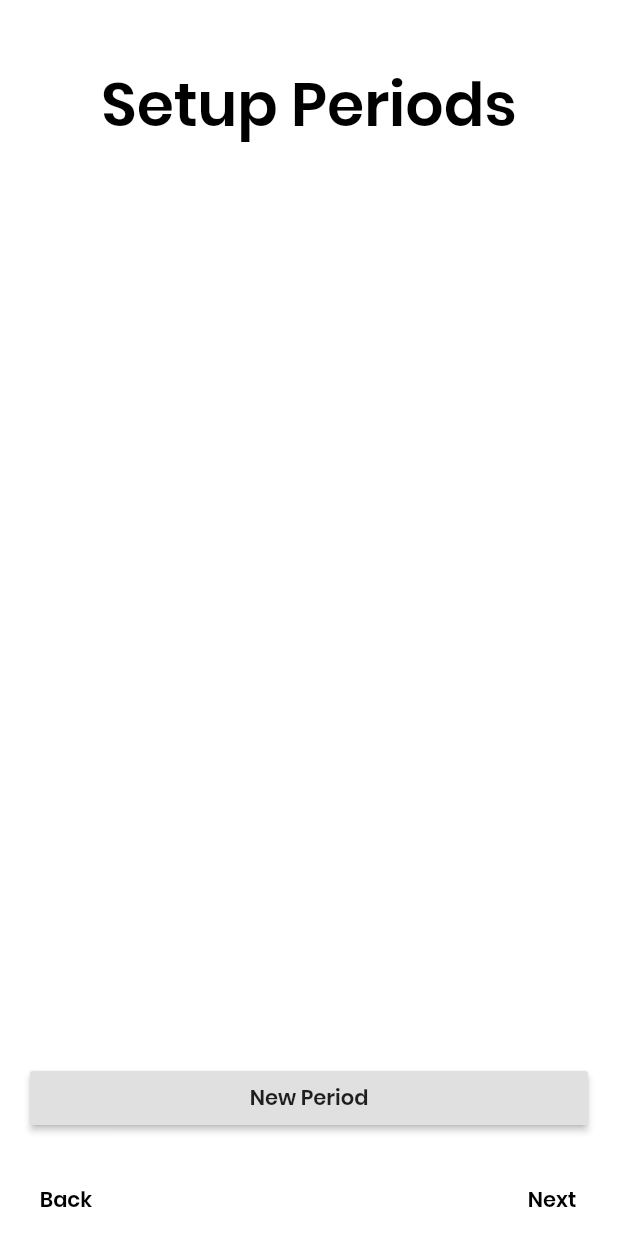
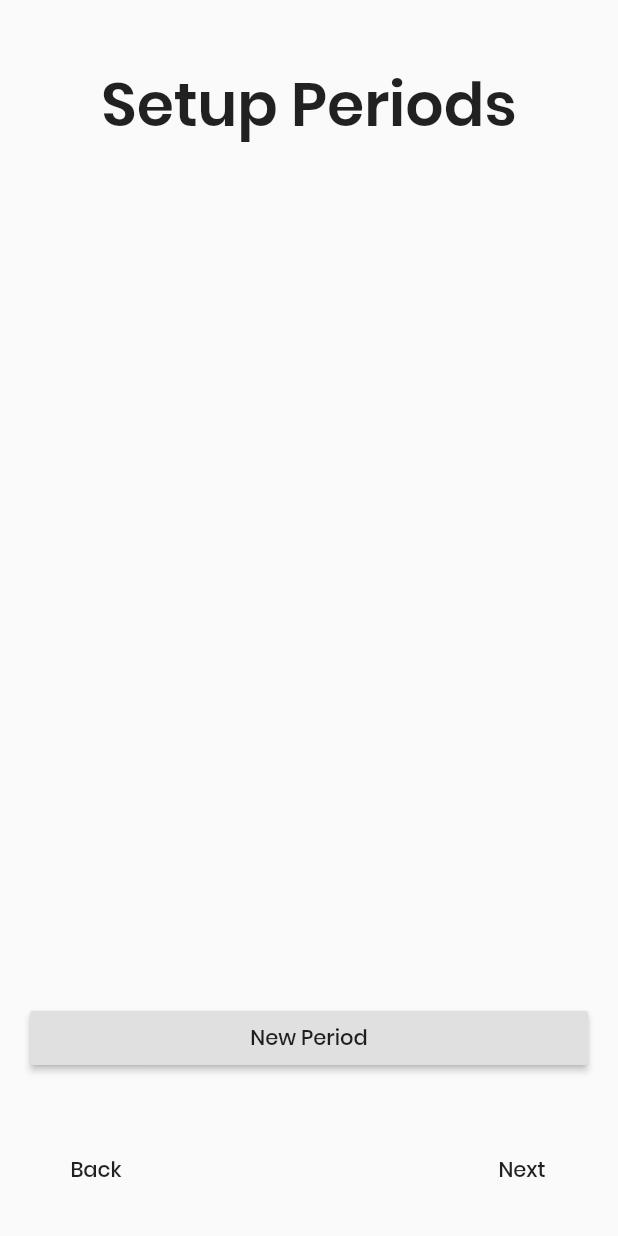
Before and after one commit to Joshlucpoll/tabletime, a Flutter app: the Setup screen opened directly, after a tap on "Next", on a phone screen of 412 x 824 dp. Run offline on Flutter 3.47's test engine with Material 2 defaults, Android fonts, the phone set to English and light mode, and no system bars; our stand-ins replace cloud_firestore, firebase_auth, firebase_core, flutter_speed_dial; accounts and stored records are empty; network calls fail.

Commit message:
Updated and simplified theme with brightness param + other minor visual tweaks

```diff
--- a/lib/main.dart
+++ b/lib/main.dart
@@ -37,7 +37,6 @@ class App extends StatelessWidget {
           // Check for errors
           if (snapshot.hasError) {
             return Scaffold(
-              backgroundColor: Theme.of(context).primaryColor,
               body: Center(child: Text("Error")),
             );
           }
@@ -49,7 +48,6 @@ class App extends StatelessWidget {
 
           // Otherwise, show something whilst waiting for initialization to complete
           return Scaffold(
-            backgroundColor: Theme.of(context).primaryColor,
             body: Center(child: Text("Loading...")),
           );
         },
--- a/lib/screens/loading.dart
+++ b/lib/screens/loading.dart
@@ -17,8 +17,7 @@ class Loading extends StatelessWidget {
                 ),
                 Text(
                   "Loading",
-                  style: TextStyle(
-                      color: Theme.of(context).accentColor, fontSize: 20),
+                  style: TextStyle(fontSize: 20),
                 )
               ])),
     );
--- a/lib/screens/setup.dart
+++ b/lib/screens/setup.dart
@@ -98,16 +98,19 @@ class _SetupState extends State<Setup> {
         children: <Widget>[
           Visibility(
               visible: pageIndex != 0,
+              child: Container(
+                  margin: EdgeInsets.all(20.0),
+                  child: FlatButton(
+                    onPressed: () => _changePage(next: false),
+                    child: Text("Back"),
+                  ))),
+          Container(
+              margin: EdgeInsets.all(20.0),
               child: FlatButton(
-                onPressed: () => _changePage(next: false),
-                child: Text("Back",
-                    style: TextStyle(color: Theme.of(context).accentColor)),
-              )),
-          FlatButton(
-            onPressed: () => _changePage(next: true),
-            child: Text("Next",
-                style: TextStyle(color: Theme.of(context).accentColor)),
-          )
+                // shape: ShapeBorder.,
+                onPressed: () => _changePage(next: true),
+                child: Text("Next"),
+              ))
         ],
       )
     ]));
--- a/lib/services/auth.dart
+++ b/lib/services/auth.dart
@@ -15,7 +15,6 @@ class Auth {
         email: email.trim(),
         password: password.trim(),
       );
-
       return "Success";
     } on FirebaseAuthException catch (e) {
       return e.message;
--- a/lib/theme.dart
+++ b/lib/theme.dart
@@ -6,50 +6,15 @@ class AppTheme {
   AppTheme({this.context});
 
   ThemeData get lightTheme => ThemeData(
-      primaryColor: Colors.white,
-      scaffoldBackgroundColor: Colors.white,
-      accentColor: Colors.black,
-      inputDecorationTheme: InputDecorationTheme(
-          labelStyle: TextStyle(color: Colors.black),
-          focusedBorder:
-              OutlineInputBorder(borderSide: BorderSide(color: Colors.black)),
-          border:
-              OutlineInputBorder(borderSide: BorderSide(color: Colors.grey))),
-      cardTheme: CardTheme(
-        color: Colors.grey[200],
-        shadowColor: Colors.black,
-      ),
-      dialogTheme: DialogTheme().copyWith(
-          contentTextStyle: TextStyle(color: Colors.black),
-          titleTextStyle: TextStyle(color: Colors.black)),
-      textTheme: Theme.of(context).textTheme.apply(
-          fontFamily: "Poppins",
-          bodyColor: Colors.black,
-          displayColor: Colors.black));
-
+        brightness: Brightness.light,
+        fontFamily: "Poppins",
+        primaryColor: Colors.grey[300],
+        accentColor: Colors.red,
+        visualDensity: VisualDensity.adaptivePlatformDensity,
+      );
   ThemeData get darkTheme => ThemeData(
-      primaryColor: Colors.grey[900],
-      scaffoldBackgroundColor: Colors.grey[900],
-      buttonTheme: ButtonThemeData(buttonColor: Colors.white),
-      accentColor: Colors.grey,
-      iconTheme: IconThemeData(color: Colors.grey),
-      inputDecorationTheme: InputDecorationTheme(
-          labelStyle: TextStyle(color: Colors.white),
-          focusedBorder:
-              OutlineInputBorder(borderSide: BorderSide(color: Colors.white)),
-          enabledBorder:
-              OutlineInputBorder(borderSide: BorderSide(color: Colors.grey)),
-          border:
-              OutlineInputBorder(borderSide: BorderSide(color: Colors.grey))),
-      cardTheme: CardTheme(
-        color: Colors.grey[850],
-        shadowColor: Colors.black,
-      ),
-      dialogTheme: DialogTheme().copyWith(
-          contentTextStyle: TextStyle(color: Colors.white),
-          titleTextStyle: TextStyle(color: Colors.white)),
-      textTheme: Theme.of(context).textTheme.apply(
-          fontFamily: "Poppins",
-          bodyColor: Colors.white,
-          displayColor: Colors.white));
+        brightness: Brightness.dark,
+        fontFamily: "Poppins",
+        visualDensity: VisualDensity.adaptivePlatformDensity,
+      );
 }
--- a/lib/widgets/newTimetable.dart
+++ b/lib/widgets/newTimetable.dart
@@ -35,7 +35,8 @@ class _NewTimetableState extends State<NewTimetable> {
         child: SafeArea(
             child: Column(children: <Widget>[
           Container(
-              padding: EdgeInsets.only(top: 40.0, bottom: 40.0),
+              padding: EdgeInsets.only(
+                  top: 40.0, bottom: 40.0, left: 20.0, right: 20.0),
               child: Text("Create a Timetable",
                   textAlign: TextAlign.center,
                   overflow: TextOverflow.visible,
@@ -46,9 +47,18 @@ class _NewTimetableState extends State<NewTimetable> {
             padding: EdgeInsets.all(20.0),
             child: Column(
               mainAxisAlignment: MainAxisAlignment.center,
+              crossAxisAlignment: CrossAxisAlignment.start,
               children: <Widget>[
-                Text("Name your Timetable", textAlign: TextAlign.left),
-                TextField(
+                Text(
+                  "Name your Timetable",
+                  style: TextStyle(
+                    fontWeight: FontWeight.w300,
+                  ),
+                ),
+                SizedBox(height: 20.0),
+                Container(
+                    constraints: BoxConstraints(maxWidth: 500),
+                    child: TextField(
                       controller: _tabletimeNameController,
                       decoration: InputDecoration(
                           suffixIcon: IconButton(
@@ -57,7 +67,7 @@ class _NewTimetableState extends State<NewTimetable> {
                           Icons.edit,
                         ),
                       )),
-                ),
+                    )),
               ],
             ),
           )),
--- a/lib/widgets/periodStructure.dart
+++ b/lib/widgets/periodStructure.dart
@@ -30,12 +30,9 @@ class Period extends StatelessWidget {
         margin: EdgeInsets.only(top: 10, right: 20, bottom: 0, left: 20),
         shape:
             RoundedRectangleBorder(borderRadius: BorderRadius.circular(10.0)),
-        child: Container(
         child: ListTile(
             trailing: InkWell(
-                    onTap: () => deletePeriod(index),
-                    child: Icon(Icons.delete,
-                        color: Theme.of(context).accentColor)),
+                onTap: () => deletePeriod(index), child: Icon(Icons.delete)),
             title: Center(
                 child: Text("Period ${index + 1}",
                     style: TextStyle(fontWeight: FontWeight.normal))),
@@ -44,7 +41,6 @@ class Period extends StatelessWidget {
                 children: <Widget>[
                   Expanded(
                       child: InkWell(
-                              splashColor: Theme.of(context).primaryColor,
                           borderRadius: BorderRadius.circular(10),
                           onTap: () => changePeriod(index, true, context),
                           child: Container(
@@ -53,14 +49,13 @@ class Period extends StatelessWidget {
                               child: Text(getStart(context))))),
                   Expanded(
                       child: InkWell(
-                              splashColor: Theme.of(context).primaryColor,
                           borderRadius: BorderRadius.circular(10),
                           onTap: () => changePeriod(index, false, context),
                           child: Container(
                               margin: EdgeInsets.all(10),
                               alignment: Alignment(0.0, 0.0),
                               child: Text(getEnd(context)))))
-                    ]))));
+                ])));
   }
 }
 
@@ -119,11 +114,14 @@ class PeriodStructure extends StatelessWidget {
         child: SafeArea(
             child: Column(children: <Widget>[
           Container(
-              padding: EdgeInsets.only(top: 40.0, bottom: 40.0),
+              padding: EdgeInsets.only(
+                  top: 40.0, bottom: 40.0, left: 20.0, right: 20.0),
               child: Text("Setup Periods",
                   style:
                       TextStyle(fontSize: 40.0, fontWeight: FontWeight.bold))),
           Expanded(
+              child: Container(
+                  constraints: BoxConstraints(maxWidth: 500),
                   child: ListView(
                       scrollDirection: Axis.vertical,
                       children: periodStructure
@@ -134,10 +132,11 @@ class PeriodStructure extends StatelessWidget {
                               index: period.key,
                               changePeriod: _changePeriod,
                               deletePeriod: _deletePeriod))
-                      .toList())),
+                          .toList()))),
           Container(
               padding: EdgeInsets.all(20.0),
               width: double.infinity,
+              constraints: BoxConstraints(maxWidth: 500),
               child: RaisedButton(
                   child: Text("New Period"),
                   onPressed: () => showDialog(
```
Also changed, not shown: lib/screens/home.dart (+2 -9 lines), lib/screens/login.dart (+24 -13 lines), lib/widgets/week.dart (+21 -44 lines), pubspec.yaml (+16 -0 lines). Lines whose indentation alone changed are shown as unchanged.
